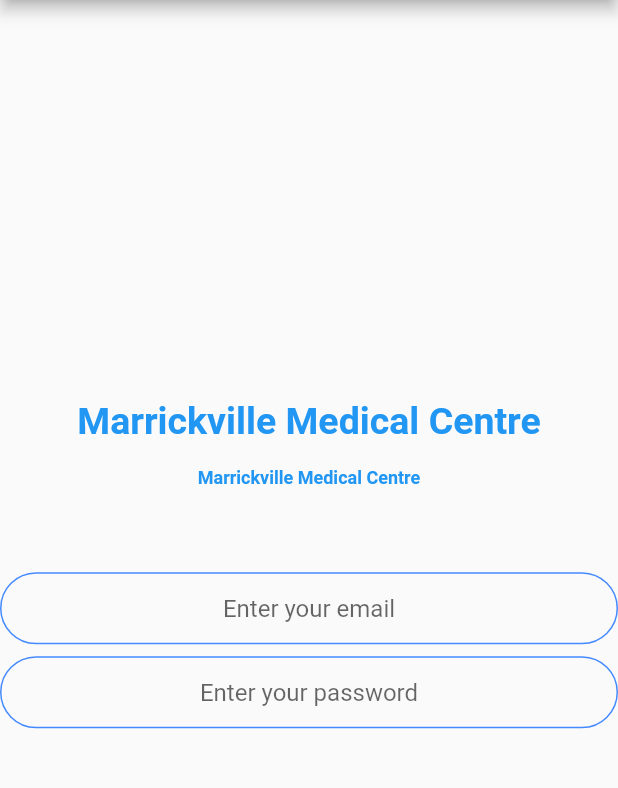
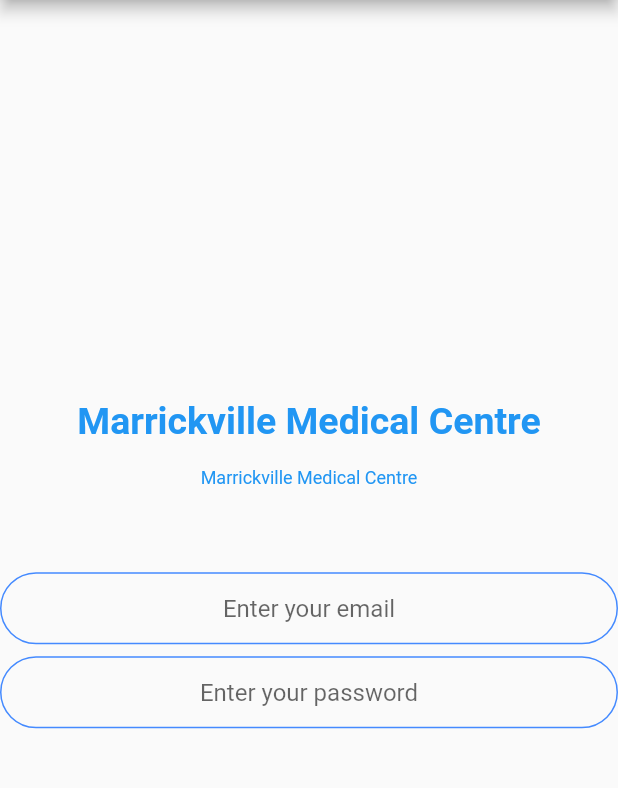
Before and after one commit to sandezz/Flutter-Queue-Management, a Flutter app: the screen it shows after launch, on a phone screen of 412 x 824 dp, the part 84-872 px from its top. Run offline on Flutter 3.47's test engine with Material 2 defaults, Android fonts, the phone set to English and light mode, and no system bars.

Commit message:
initial commit + localization

```diff
--- a/lib/pages/home_page.dart
+++ b/lib/pages/home_page.dart
@@ -84,8 +84,7 @@ class _HomePageState extends State<HomePage> {
             child: Center(
               child: Text(
                 Localization.of(context).getTranslatedRealValue('home_header'),
-                style: TextStyle(color: Colors.blue,fontSize: 25,fontWeight: FontWeight.bold),
-
+                style: TextStyle(color: Colors.blue,fontSize: 25,fontWeight: FontWeight.bold,),
               ),
             ),
           ),
@@ -94,7 +93,7 @@ class _HomePageState extends State<HomePage> {
             child: Center(
               child: Text(
                 Localization.of(context).getTranslatedRealValue('home_header'),
-                style: TextStyle(color: Colors.blue,fontSize: 12,fontWeight: FontWeight.bold),
+                style: TextStyle(color: Colors.blue,fontSize: 12,fontWeight: FontWeight.normal),
 
               ),
             ),
```
